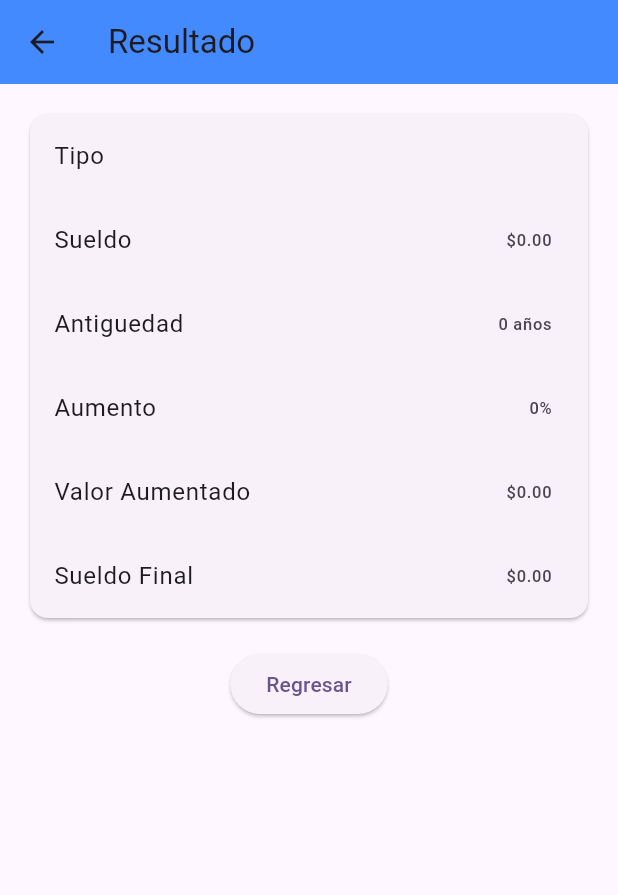
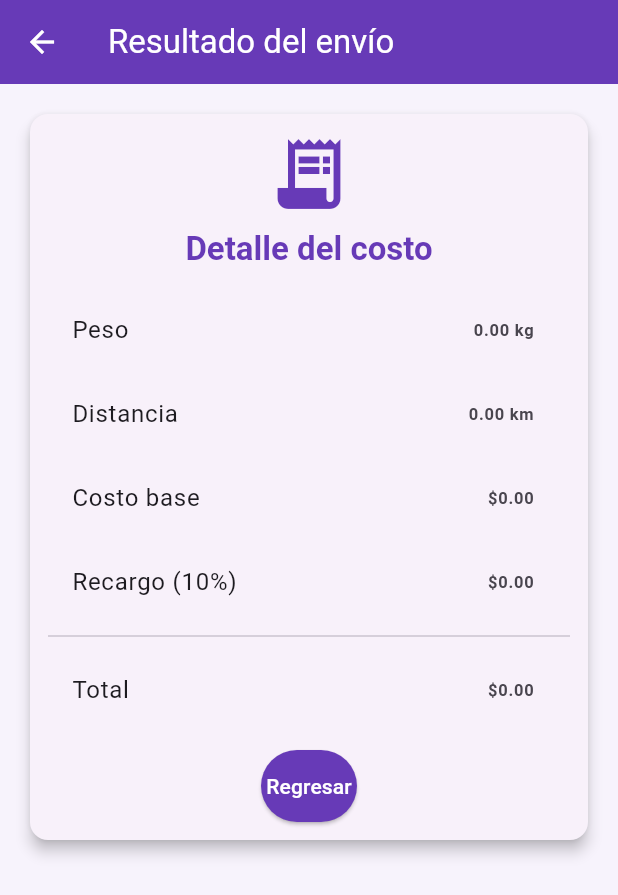
Before and after one commit to GUAYANAY/36873_Examen_U1, a Flutter app: the ResultadoPantalla screen opened directly with empty values, on a phone screen of 412 x 824 dp. Shown: the top 895 px of the screen. Run offline on Flutter 3.47's test engine with Material 3 defaults, Android fonts, the phone set to English and light mode, and no system bars.

Commit message:
Implementacion de Examen

```diff
--- /dev/null
+++ b/lib/model/envio_model.dart
@@ -0,0 +1,16 @@
+class EnvioModel {
+  final double peso;
+  final double distancia;
+  final double costoBase;
+  final double recargo;
+  final double total;
+
+  //constructor
+  const EnvioModel({
+    required this.peso,
+    required this.distancia,
+    required this.costoBase,
+    required this.recargo,
+    required this.total,
+  });
+}
--- a/lib/model/operario_model.dart
+++ /dev/null
@@ -1,18 +0,0 @@
-class OperarioModelo {
-  final double sueldo;
-  final int antiguedad;
-  final String tipo;
-  final double porcentaje;
-  final double aumento;
-  final double sueldoFinal;
-
-  //constructor
-  OperarioModelo({
-    required this.sueldo,
-    required this.antiguedad,
-    required this.tipo,
-    required this.porcentaje,
-    required this.aumento,
-    required this.sueldoFinal,
-  });
-}
--- /dev/null
+++ b/lib/view/pantallas/formulario_pantalla.dart
@@ -0,0 +1,111 @@
+import 'package:flutter/material.dart';
+import 'package:provider/provider.dart';
+
+import '../../view_model/envio_viewmodel.dart';
+import '../widgets/campo_numero.dart';
+
+class FormularioPantalla extends StatefulWidget {
+  const FormularioPantalla({super.key});
+
+  @override
+  State<FormularioPantalla> createState() => _FormularioPantallaState();
+}
+
+class _FormularioPantallaState extends State<FormularioPantalla> {
+  //mapeo
+  final pesoController = TextEditingController();
+  final distanciaController = TextEditingController();
+
+  @override
+  void dispose() {
+    pesoController.dispose();
+    distanciaController.dispose();
+    super.dispose();
+  }
+
+  void calcular() {
+    double peso;
+    double distancia;
+
+    try {
+      //paso de parametros
+      peso = double.parse(pesoController.text.trim());
+      distancia = double.parse(distanciaController.text.trim());
+    } on FormatException {
+      ScaffoldMessenger.of(context).showSnackBar(
+        const SnackBar(
+          content: Text('Ingresa un peso válido y una distancia válida.'),
+        ),
+      );
+      return;
+    }
+
+    if (peso <= 0 || distancia < 0) {
+      ScaffoldMessenger.of(context).showSnackBar(
+        const SnackBar(
+          content: Text('Ingresa un peso válido y una distancia válida.'),
+        ),
+      );
+      return;
+    }
+
+    //recibir a view model
+    final vm = context.read<EnvioViewModel>();
+    final resultado = vm.calcular(peso, distancia);
+
+    //rutas
+    Navigator.pushNamed(context, '/resultado', arguments: resultado);
+  }
+
+  @override
+  Widget build(BuildContext context) {
+    //para visualizar el view model en la pantalla
+    final vm = context.watch<EnvioViewModel>();
+
+    return Scaffold(
+      appBar: AppBar(
+        title: const Text('Datos del envío'),
+        actions: [
+          Padding(
+            padding: const EdgeInsets.only(right: 16.0),
+            child: Center(child: Text(vm.usuario ?? 'Usuario')),
+          ),
+        ],
+      ),
+      body: Padding(
+        padding: const EdgeInsets.all(16.0),
+        child: Column(
+          crossAxisAlignment: CrossAxisAlignment.stretch,
+          children: [
+            Text(
+              'Calcula tu envío',
+              style: Theme.of(context).textTheme.headlineSmall?.copyWith(
+                    color: Colors.deepPurple,
+                    fontWeight: FontWeight.bold,
+                  ),
+            ),
+            const SizedBox(height: 8.0),
+            const Text(
+              'Ingresa el peso y la distancia para conocer el costo total.',
+            ),
+            const SizedBox(height: 24.0),
+            CampoNumero(
+              etiqueta: 'Peso del paquete (kg)',
+              controller: pesoController,
+            ),
+            const SizedBox(height: 16.0),
+            CampoNumero(
+              etiqueta: 'Distancia del envío (km)',
+              controller: distanciaController,
+            ),
+            const SizedBox(height: 24.0),
+            ElevatedButton(
+              onPressed: calcular,
+              child: const Text('Calcular'),
+            ),
+          ],
+        ),
+      ),
+    );
+  }
+}
--- a/lib/view/pantallas/operario_pantalla.dart
+++ /dev/null
@@ -1,76 +0,0 @@
-import 'package:flutter/material.dart';
-import 'package:provider/provider.dart';
-
-import '../../view_model/operario_viewmodel.dart';
-import '../widgets/campo_numero.dart';
-import '../widgets/option_button.dart';
-
-class OperarioPantalla extends StatefulWidget {
-  @override
-  State<OperarioPantalla> createState() => _OperarioPantallaState();
-}
-
-class _OperarioPantallaState extends State<OperarioPantalla> {
-  //mapeo
-  final sueldoController = TextEditingController();
-  final antiguedadController = TextEditingController();
-  //paso de parametros
-  //rutas
-  void calcular(){
-    double sueldo = double.parse(sueldoController.text);
-    int antiguedad = int.parse(antiguedadController.text);
-
-    //recibir a view model
-    final vm = context.read<OperarioViewModel>();
-    final resultado = vm.calcular(sueldo, antiguedad);
-    //paso de parametros
-    Navigator.pushNamed(context, '/resultado', arguments: resultado);
-  }
-
-  @override
-  Widget build(BuildContext context) {
-  //para visualizar el view model en la pantalla
-  final vm = context.watch<OperarioViewModel>();
-  return Scaffold(
-      appBar: AppBar(
-        title: Text('Sueldo del Operador'),
-        backgroundColor: Colors.blueAccent,
-      ),
-      body: Padding(
-        padding: const EdgeInsets.all(16.0),
-        child: Column(
-          crossAxisAlignment: CrossAxisAlignment.center,
-          children: [
-            CampoNumero(
-              etiqueta: 'Sueldo',
-              controller: sueldoController,
-            ),
-            SizedBox(height: 16.0),
-            CampoNumero(
-              etiqueta: 'Antigüedad',
-              controller: antiguedadController,
-            ),
-            SizedBox(height: 16.0),
-            Text('Tipo Operario'),
-
-            OptionButton(titulo: 'Operativo',
-            valor: 'Operativo',
-            seleccionado: vm.tipoOperario,
-            onChanged: (valor) => vm.SeleccionarTipoOperario(valor!),
-            ),
-            OptionButton(titulo: 'Administrativo',
-            valor: 'Administrativo',
-            seleccionado: vm.tipoOperario,
-            onChanged: (valor) => vm.SeleccionarTipoOperario(valor!),
-            ),
-            SizedBox(height: 16.0),
-            ElevatedButton(
-              onPressed: calcular,
-              child: Text('Calcular'),
-            ),
-          ],
-        ),
-      )
-  );
-  }
-}
--- a/lib/view/pantallas/resultado_pantalla.dart
+++ b/lib/view/pantallas/resultado_pantalla.dart
@@ -1,47 +1,67 @@
 import 'package:flutter/material.dart';
 
-import '../../model/operario_model.dart';
+import '../../model/envio_model.dart';
 
 class ResultadoPantalla extends StatelessWidget {
+  const ResultadoPantalla({super.key});
+
   @override
   Widget build(BuildContext context) {
     //recibir parametros
-    final operario =
-        ModalRoute.of(context)!.settings.arguments as OperarioModelo;
+    final miDato = ModalRoute.of(context)!.settings.arguments as EnvioModel;
+
     Widget dato(String titulo, String valor) {
-      return ListTile(title: Text(titulo), trailing: Text(valor));
+      return ListTile(
+        title: Text(titulo),
+        trailing: Text(
+          valor,
+          style: const TextStyle(fontWeight: FontWeight.bold),
+        ),
+      );
     }
 
     return Scaffold(
-      appBar: AppBar(
-        title: Text('Resultado'),
-        backgroundColor: Colors.blueAccent,
-      ),
+      appBar: AppBar(title: const Text('Resultado del envío')),
       body: Padding(
         padding: const EdgeInsets.all(16.0),
+        child: Card(
+          elevation: 4.0,
+          child: Padding(
+            padding: const EdgeInsets.all(12.0),
             child: Column(
+              mainAxisSize: MainAxisSize.min,
               children: [
-            Card(
-              child: Column(
-                children: [
-                  dato('Tipo', operario.tipo),
-                  dato('Sueldo', '\$${operario.sueldo.toStringAsFixed(2)}'),
-                  dato('Antiguedad', '${operario.antiguedad} años'),
-                  dato('Aumento','${(operario.porcentaje * 100).toStringAsFixed(0)}%',),
-                  dato('Valor Aumentado','\$${operario.aumento.toStringAsFixed(2)}',),
-                  dato('Sueldo Final','\$${operario.sueldoFinal.toStringAsFixed(2)}',),
-                ],
+                const Icon(
+                  Icons.receipt_long,
+                  color: Colors.deepPurple,
+                  size: 56.0,
+                ),
+                const SizedBox(height: 8.0),
+                Text(
+                  'Detalle del costo',
+                  style: Theme.of(context).textTheme.titleLarge?.copyWith(
+                        color: Colors.deepPurple,
+                        fontWeight: FontWeight.bold,
                       ),
                 ),
-            //boton de regreso
-            SizedBox(height: 16.0),
+                const SizedBox(height: 12.0),
+                dato('Peso', '${miDato.peso.toStringAsFixed(2)} kg'),
+                dato('Distancia', '${miDato.distancia.toStringAsFixed(2)} km'),
+                dato('Costo base', '\$${miDato.costoBase.toStringAsFixed(2)}'),
+                dato('Recargo (10%)', '\$${miDato.recargo.toStringAsFixed(2)}'),
+                const Divider(),
+                dato('Total', '\$${miDato.total.toStringAsFixed(2)}'),
+                const SizedBox(height: 12.0),
+                //boton de regreso:
                 ElevatedButton(
                   onPressed: () {
                     Navigator.pop(context);
                   },
-              child: Text('Regresar'),
+                  child: const Text('Regresar'),
                 ),
               ],
+            ),
+          ),
         ),
       ),
     );
--- a/lib/view/widgets/option_button.dart
+++ b/lib/view/widgets/option_button.dart
@@ -1,18 +1,19 @@
 import 'package:flutter/material.dart';
 
 class OptionButton extends StatelessWidget {
-
   final String titulo;
   final String valor;
-  final String seleccionado;
-  final Function(String?) onChanged;
-  //constructor
-  OptionButton({
+  final String? seleccionado;
+  final ValueChanged<String?> onChanged;
+
+  const OptionButton({
+    super.key,
     required this.titulo,
     required this.valor,
     required this.seleccionado,
     required this.onChanged,
   });
+
   @override
   Widget build(BuildContext context) {
     return RadioListTile<String>(
--- /dev/null
+++ b/lib/view_model/envio_viewmodel.dart
@@ -0,0 +1,39 @@
+import 'package:flutter/foundation.dart';
+
+import '../model/envio_model.dart';
+
+class EnvioViewModel extends ChangeNotifier {
+  //variable
+  String? usuario;
+  String? mensajeError;
+
+  //metodos
+  bool iniciarSesion(String correo, String contrasena) {
+    if (correo == 'admin@gmail.com' && contrasena == '1234') {
+      usuario = correo;
+      mensajeError = null;
+      notifyListeners();
+      return true;
+    }
+
+    mensajeError = 'El correo o la contraseña no son correctos.';
+    notifyListeners();
+    return false;
+  }
+
+  //metodos
+  EnvioModel calcular(double peso, double distancia) {
+    final tarifa = peso <= 5 ? 2.0 : 3.0;
+    final costoBase = peso * tarifa;
+    final recargo = distancia > 100 ? costoBase * 0.10 : 0.0;
+    final total = costoBase + recargo;
+
+    return EnvioModel(
+      peso: peso,
+      distancia: distancia,
+      costoBase: costoBase,
+      recargo: recargo,
+      total: total,
+    );
+  }
+}
--- a/lib/view_model/operario_viewmodel.dart
+++ /dev/null
@@ -1,32 +0,0 @@
-import 'package:flutter/material.dart';
-
-import '../model/operario_model.dart';
-
-class OperarioViewModel extends ChangeNotifier {
-  String tipoOperario = 'Operativo';
-  void SeleccionarTipoOperario(String tipo) {
-    tipoOperario = tipo;
-    notifyListeners();
-  }
-
-  //metodos
-  OperarioModelo calcular(double sueldo, int antiguedad) {
-    //variable
-    double porcentaje = 0;
-    if (sueldo < 500 && antiguedad >= 10) {
-      porcentaje = 0.20;
-    } else if (sueldo < 500 && antiguedad < 10) {
-      porcentaje = 0.05;
-    }
-    double aumento = sueldo * porcentaje;
-    double sueldoFinal = sueldo + aumento;
-    return OperarioModelo(
-      sueldo: sueldo,
-      antiguedad: antiguedad,
-      tipo: tipoOperario,
-      porcentaje: porcentaje,
-      aumento: aumento,
-      sueldoFinal: sueldoFinal,
-    );
-  }
-}
--- a/pubspec.yaml
+++ b/pubspec.yaml
@@ -30,7 +30,7 @@ environment:
 dependencies:
   flutter:
     sdk: flutter
-  provider: ^6.1.5+1
+  provider: ^6.1.5
 
 
   # The following adds the Cupertino Icons font to your application.
```
Also changed, not shown: lib/main.dart (+33 -106 lines), lib/view/pantallas/login_pantalla.dart (added, +102 -0 lines), lib/view/widgets/campo_numero.dart (+6 -4 lines), 1 other file. Lines whose indentation alone changed are shown as unchanged.
